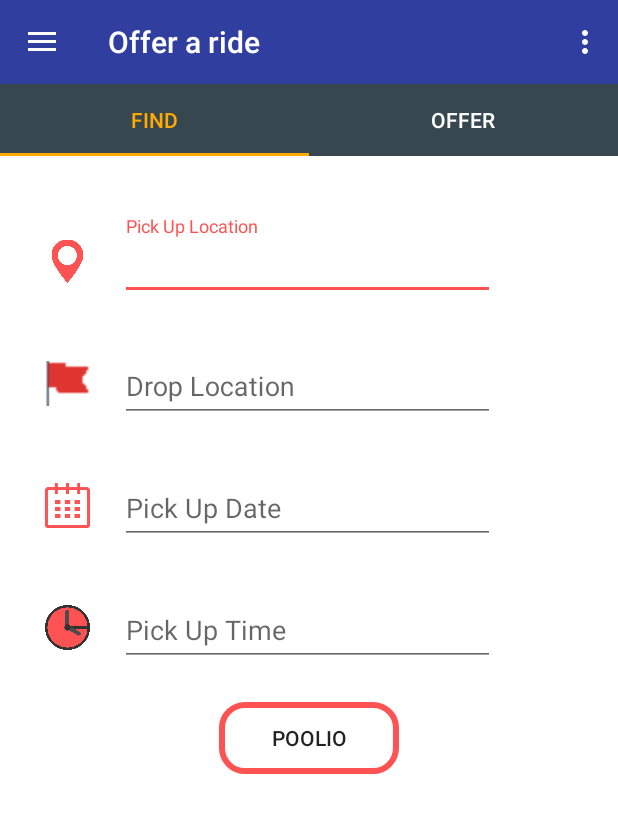
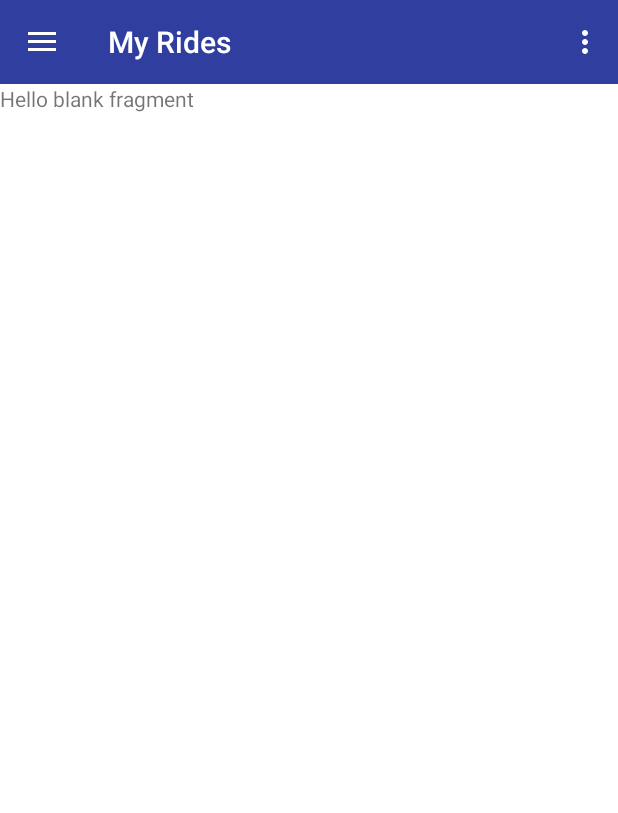
Before and after one commit to nihalanisumit/Poolio, an Android app: the Home screen opened directly, with no data from a screen before it, in the side drawer, after a tap on "My Rides", on a phone screen of 412 x 824 dp. Shown: the top 813 px of the screen. Run offline under Robolectric (Android 15) with nearby library versions, the phone set to English and light mode, and no system bars.

Commit message:
fetched name and gender from database. Also created a fragment for myrides

```diff
--- a/app/src/main/java/androarmy/poolio/Home.java
+++ b/app/src/main/java/androarmy/poolio/Home.java
@@ -115,9 +115,9 @@ public class Home extends AppCompatActivity
                 fragmentClass= TabFragment.class;
                 toolbar.setTitle("Find a ride");
                 break;
-            case R.id.nav_offer:
-                Toast.makeText(getApplicationContext(),"Offer a ride",Toast.LENGTH_SHORT).show();
-                toolbar.setTitle("Offer a ride");
+            case R.id.nav_myrides:
+                fragmentClass= myRides.class;
+                toolbar.setTitle("My Rides");
                 break;
             case R.id.nav_profile:
                 Toast.makeText(getApplicationContext(),"Profile",Toast.LENGTH_SHORT).show();
--- /dev/null
+++ b/app/src/main/java/androarmy/poolio/myRides.java
@@ -0,0 +1,28 @@
+package androarmy.poolio;
+
+import android.app.Activity;
+import android.net.Uri;
+import android.os.Bundle;
+import android.app.Fragment;
+import android.view.LayoutInflater;
+import android.view.View;
+import android.view.ViewGroup;
+
+
+public class myRides extends android.support.v4.app.Fragment {
+
+
+    @Override
+    public View onCreateView(LayoutInflater inflater, ViewGroup container,
+                             Bundle savedInstanceState) {
+
+
+
+        return inflater.inflate(R.layout.fragment_my_rides, container, false);
+    }
+
+
+
+
+
+}
--- /dev/null
+++ b/app/src/main/res/layout/fragment_my_rides.xml
@@ -0,0 +1,13 @@
+<FrameLayout xmlns:android="http://schemas.android.com/apk/res/android"
+             xmlns:tools="http://schemas.android.com/tools"
+             android:layout_width="match_parent"
+             android:layout_height="match_parent"
+             tools:context="androarmy.poolio.myRides">
+
+    <!-- TODO: Update blank fragment layout -->
+    <TextView
+        android:layout_width="match_parent"
+        android:layout_height="match_parent"
+        android:text="@string/hello_blank_fragment"/>
+
+</FrameLayout>
--- a/app/src/main/res/menu/activity_home_drawer.xml
+++ b/app/src/main/res/menu/activity_home_drawer.xml
@@ -8,7 +8,7 @@
             android:title="Rides"
             android:checked="true"/>
         <item
-            android:id="@+id/nav_offer"
+            android:id="@+id/nav_myrides"
             android:icon="@android:drawable/ic_menu_mylocation"
             android:title="My Rides"
             android:checked="false"/>
--- a/app/src/main/res/values/strings.xml
+++ b/app/src/main/res/values/strings.xml
@@ -17,4 +17,5 @@
 <!-- TODO: Remove or change this placeholder text -->
     <string name="hello_blank_fragment">Hello blank fragment</string>
     <string name="title_activity_confirmation">Confirmation</string>
+    <string name="title_activity_details_ride">details_ride</string>
 </resources>
```
Also changed, not shown: app/src/main/AndroidManifest.xml (+17 -8 lines), app/src/main/java/androarmy/poolio/Data.java (+17 -2 lines), app/src/main/java/androarmy/poolio/Recycler_View_Adapter.java (+16 -8 lines), app/src/main/java/androarmy/poolio/available_rides.java (+32 -6 lines), app/src/main/java/androarmy/poolio/details_ride.java (added, +27 -0 lines), app/src/main/res/layout/activity_details_ride.xml (added, +35 -0 lines), app/src/main/res/layout/content_details_ride.xml (added, +16 -0 lines).
